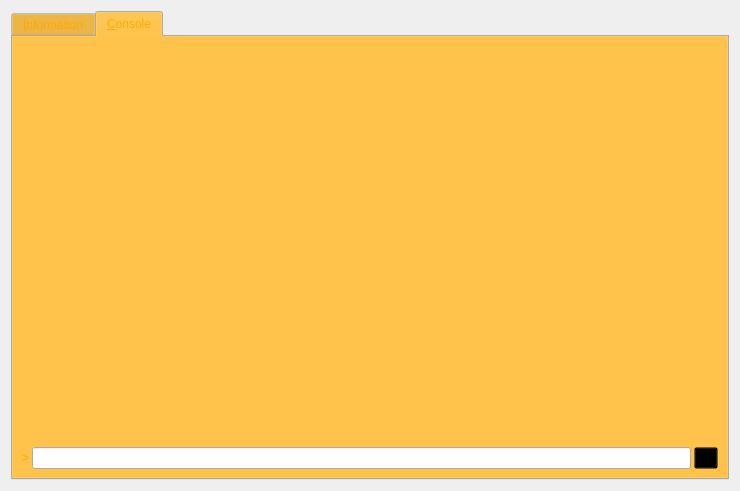
mbirtwistle/net2, file src/qt/forms/rpcconsole.ui: the form before one commit.
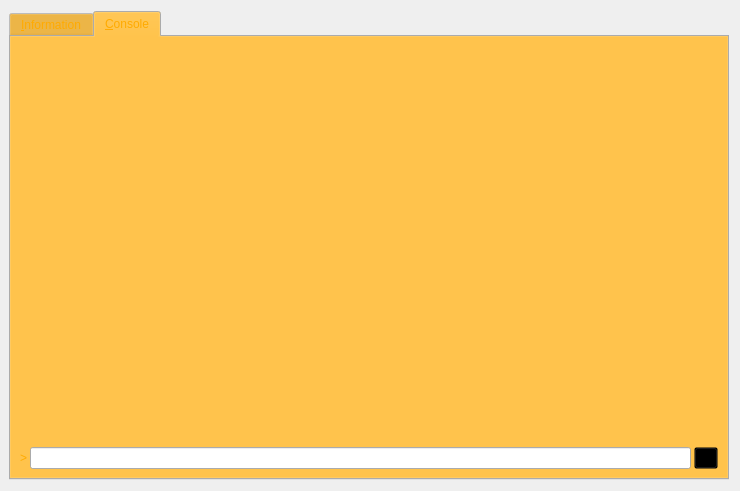
The form after the commit. Icons and pictures are not drawn.

```diff
--- a/src/qt/forms/rpcconsole.ui
+++ b/src/qt/forms/rpcconsole.ui
@@ -19,6 +19,9 @@
 font: 9pt &quot;Biting My Nails&quot;;</string>
   </property>
   <layout class="QVBoxLayout" name="verticalLayout_2">
+   <property name="leftMargin">
+    <number>9</number>
+   </property>
    <item>
     <widget class="QTabWidget" name="tabWidget">
      <property name="palette">
```
